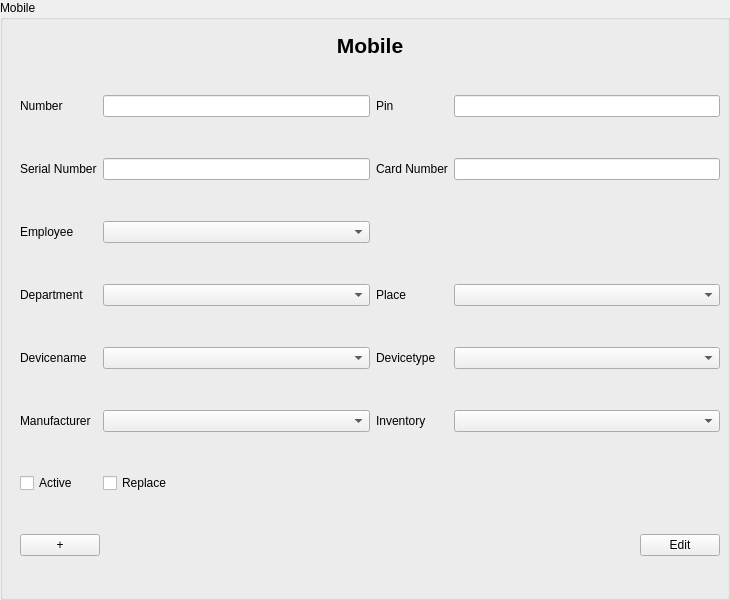
First picture: the form in src/jmbde/views/mobileinputarea.ui, repository jmuelbert/jmbde-QT, before the edit.
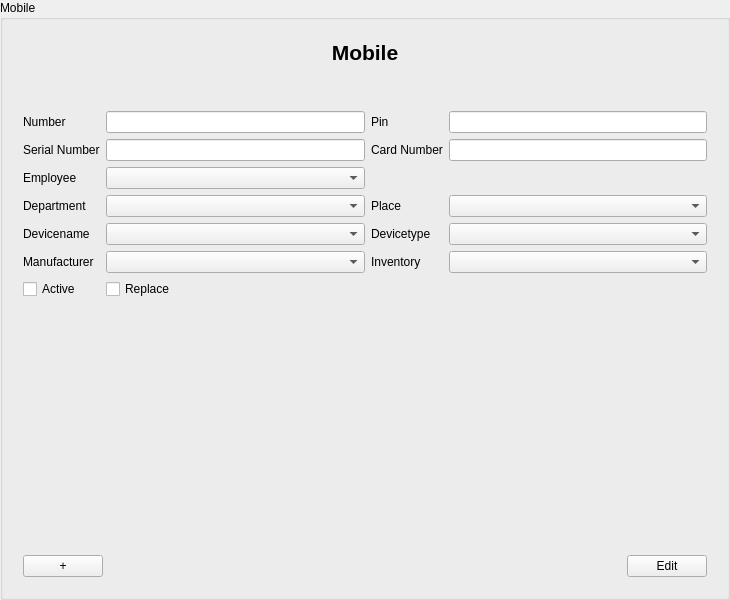
Second picture: the form after the edit.

Patch:
```diff
--- a/src/jmbde/views/mobileinputarea.ui
+++ b/src/jmbde/views/mobileinputarea.ui
@@ -19,24 +19,11 @@
   <property name="title">
    <string>Mobile</string>
   </property>
+  <layout class="QVBoxLayout" name="verticalLayout_3">
+   <item>
   <widget class="QWidget" name="formLayoutWidget" native="true">
-   <property name="geometry">
-    <rect>
-     <x>10</x>
-     <y>30</y>
-     <width>730</width>
-     <height>600</height>
-    </rect>
-   </property>
-  <widget class="QWidget" name="verticalLayoutWidget_Header">
-    <property name="geometry">
-     <rect>
-      <x>10</x>
-      <y>0</y>
-      <width>700</width>
-      <height>30</height>
-     </rect>
-    </property>
+     <layout class="QVBoxLayout" name="verticalLayout_2">
+      <item>
     <layout class="QVBoxLayout" name="verticalLayout">
      <item>
       <widget class="QLabel" name="label_Header">
@@ -56,55 +43,24 @@
       </widget>
      </item>
     </layout>
-   </widget>
-   <widget class="QWidget" name="verticalLayoutWidget_Buttons">
-    <property name="geometry">
-     <rect>
-      <x>10</x>
-      <y>500</y>
-      <width>700</width>
-      <height>30</height>
-     </rect>
-    </property>
-    <layout class="QHBoxLayout" name="horizontalLayout">
-     <item>
-      <widget class="QPushButton" name="pushButton_Add">
-       <property name="text">
-        <string>+</string>
-       </property>
-      </widget>
      </item>
      <item>
-      <spacer name="horizontalSpacer">
+       <spacer name="verticalSpacer">
        <property name="orientation">
-        <enum>Qt::Horizontal</enum>
+         <enum>Qt::Vertical</enum>
+        </property>
+        <property name="sizeType">
+         <enum>QSizePolicy::Preferred</enum>
        </property>
        <property name="sizeHint" stdset="0">
         <size>
-         <width>40</width>
-         <height>20</height>
+          <width>20</width>
+          <height>40</height>
         </size>
        </property>
       </spacer>
      </item>
      <item>
-      <widget class="QPushButton" name="pushButton_EditFinish">
-       <property name="text">
-        <string>Edit</string>
-       </property>
-      </widget>
-     </item>
-    </layout>
-   </widget>
-   <widget class="QWidget" name="gridLayoutWidget">
-    <property name="geometry">
-     <rect>
-      <x>10</x>
-      <y>30</y>
-      <width>700</width>
-      <height>470</height>
-     </rect>
-    </property>
     <layout class="QGridLayout" name="gridLayout">
      <item row="3" column="5">
       <widget class="QComboBox" name="comboBox_Place"/>
@@ -268,8 +224,55 @@
       <widget class="QComboBox" name="comboBox_Inventory"/>
      </item>
     </layout>
-   </widget>
-  </widget>
+      </item>
+      <item>
+       <spacer name="verticalSpacer_2">
+        <property name="orientation">
+         <enum>Qt::Vertical</enum>
+        </property>
+        <property name="sizeHint" stdset="0">
+         <size>
+          <width>20</width>
+          <height>40</height>
+         </size>
+        </property>
+       </spacer>
+      </item>
+      <item>
+       <layout class="QHBoxLayout" name="horizontalLayout">
+        <item>
+         <widget class="QPushButton" name="pushButton_Add">
+          <property name="text">
+           <string>+</string>
+          </property>
+         </widget>
+        </item>
+        <item>
+         <spacer name="horizontalSpacer">
+          <property name="orientation">
+           <enum>Qt::Horizontal</enum>
+          </property>
+          <property name="sizeHint" stdset="0">
+           <size>
+            <width>40</width>
+            <height>20</height>
+           </size>
+          </property>
+         </spacer>
+        </item>
+        <item>
+         <widget class="QPushButton" name="pushButton_EditFinish">
+          <property name="text">
+           <string>Edit</string>
+          </property>
+         </widget>
+        </item>
+       </layout>
+      </item>
+     </layout>
+    </widget>
+   </item>
+  </layout>
  </widget>
  <tabstops>
   <tabstop>lineEdit_Number</tabstop>
```
Lines whose indentation alone changed are shown as unchanged.
